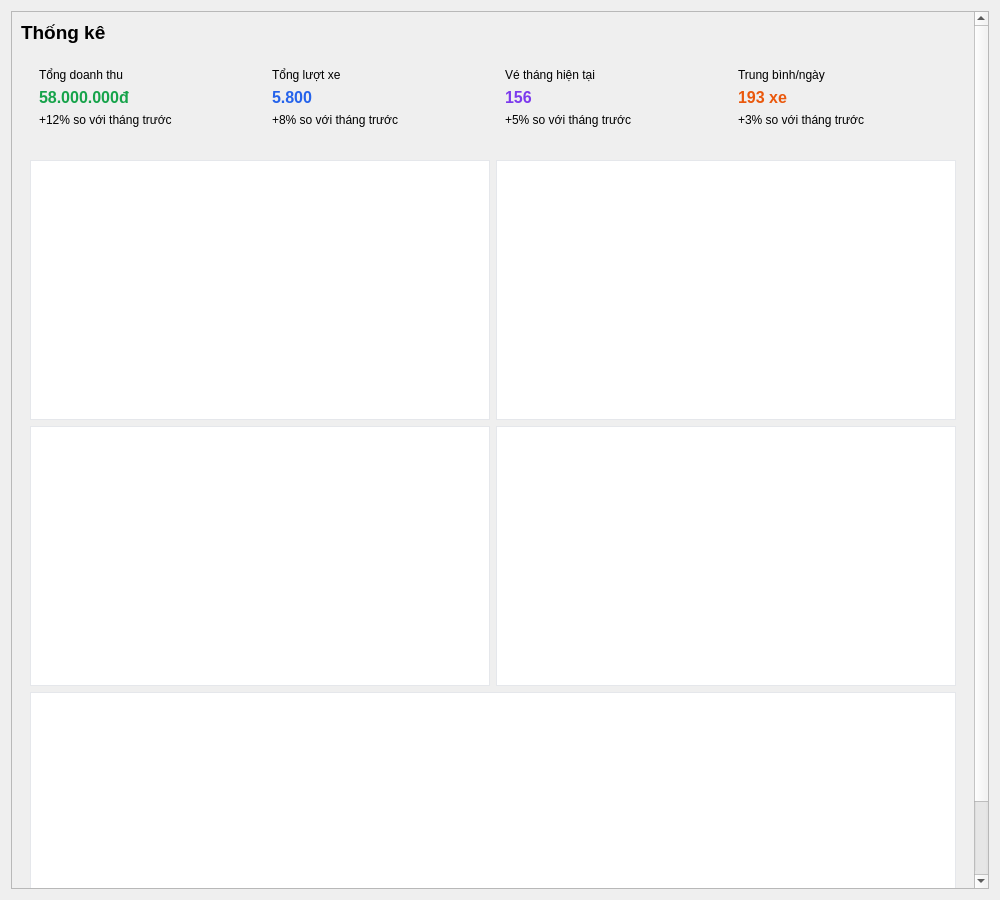
This is 2. App_Desktop/ui/pages/statistics.ui in 2pvq2/Smart_Parking_System as Qt 5 draws it before an edit. The edited form follows.
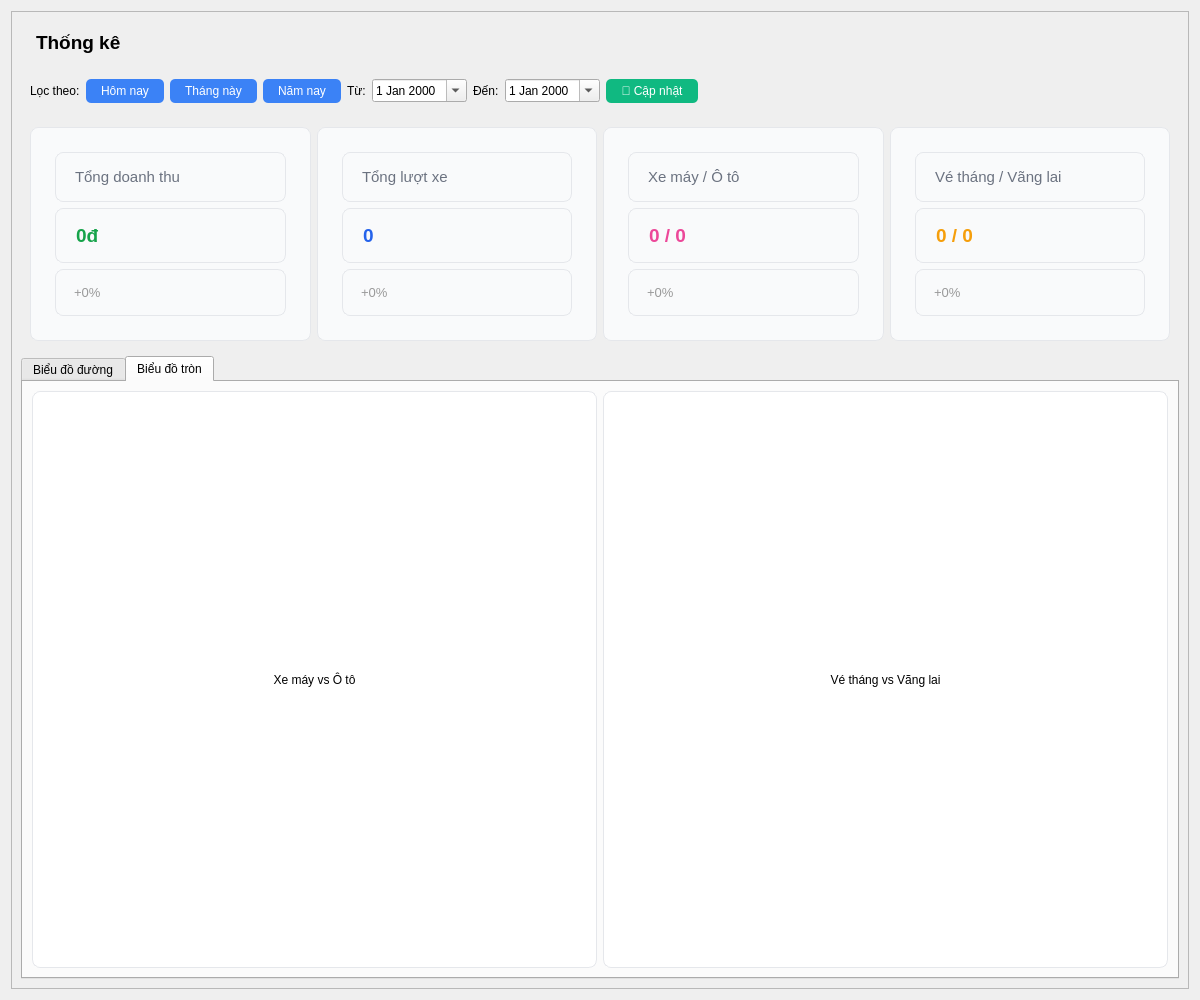
This is the edited form. The open tabs and pages were chosen to show the change.

Patch:
```diff
--- a/2. App_Desktop/ui/pages/statistics.ui
+++ b/2. App_Desktop/ui/pages/statistics.ui
@@ -6,8 +6,8 @@
    <rect>
     <x>0</x>
     <y>0</y>
-    <width>1000</width>
-    <height>900</height>
+    <width>1200</width>
+    <height>1000</height>
    </rect>
   </property>
     <layout class="QVBoxLayout" name="verticalLayout">
@@ -19,77 +19,141 @@
              <rect>
                 <x>0</x>
                 <y>0</y>
-                <width>1000</width>
-                <height>900</height>
+        <width>1200</width>
+        <height>1000</height>
              </rect>
             </property>
             <layout class="QVBoxLayout" name="scrollAreaLayout">
              <item>
                 <widget class="QLabel" name="lblTitle">
                  <property name="text"><string>Thống kê</string></property>
-                 <property name="styleSheet"><string>font-weight:600; font-size:14pt;</string></property>
-                </widget>
-             </item>
+         <property name="styleSheet"><string>font-weight:600; font-size:14pt; padding: 10px;</string></property>
+        </widget>
+       </item>
+
+       <!-- Filter controls -->
+       <item>
+        <widget class="QWidget" name="filterControls">
+         <layout class="QHBoxLayout" name="filterLayout">
+          <item>
+           <widget class="QLabel" name="lblFilterLabel">
+            <property name="text"><string>Lọc theo:</string></property>
+           </widget>
+          </item>
+          <item>
+           <widget class="QPushButton" name="btnFilterToday">
+            <property name="text"><string>Hôm nay</string></property>
+            <property name="styleSheet"><string>padding: 5px 15px; background-color: #3b82f6; color: white; border-radius: 5px;</string></property>
+           </widget>
+          </item>
+          <item>
+           <widget class="QPushButton" name="btnFilterMonth">
+            <property name="text"><string>Tháng này</string></property>
+            <property name="styleSheet"><string>padding: 5px 15px; background-color: #3b82f6; color: white; border-radius: 5px;</string></property>
+           </widget>
+          </item>
+          <item>
+           <widget class="QPushButton" name="btnFilterYear">
+            <property name="text"><string>Năm nay</string></property>
+            <property name="styleSheet"><string>padding: 5px 15px; background-color: #3b82f6; color: white; border-radius: 5px;</string></property>
+           </widget>
+          </item>
+          <item>
+           <widget class="QLabel" name="lblFromDate"><property name="text"><string>Từ:</string></property></widget>
+          </item>
+          <item>
+           <widget class="QDateEdit" name="dateFrom">
+            <property name="calendarPopup"><bool>true</bool></property>
+           </widget>
+          </item>
+          <item>
+           <widget class="QLabel" name="lblToDate"><property name="text"><string>Đến:</string></property></widget>
+          </item>
+          <item>
+           <widget class="QDateEdit" name="dateTo">
+            <property name="calendarPopup"><bool>true</bool></property>
+           </widget>
+          </item>
+          <item>
+           <widget class="QPushButton" name="btnApplyFilter">
+            <property name="text"><string>🔄 Cập nhật</string></property>
+            <property name="styleSheet"><string>padding: 5px 15px; background-color: #10b981; color: white; border-radius: 5px;</string></property>
+           </widget>
+          </item>
+          <item>
+           <spacer name="horizontalSpacer">
+            <property name="orientation"><enum>Qt::Horizontal</enum></property>
+            <property name="sizeHint" stdset="0"><size><width>40</width><height>20</height></size></property>
+           </spacer>
+          </item>
+         </layout>
+        </widget>
+       </item>
+
              <!-- Summary cards -->
              <item>
                 <widget class="QWidget" name="summaryArea">
                  <layout class="QHBoxLayout" name="horizontalSummary">
                     <item>
                      <widget class="QFrame" name="cardRevenue">
+            <property name="styleSheet"><string>QFrame { border: 1px solid #e5e7eb; border-radius: 8px; padding: 15px; background-color: #f9fafb; }</string></property>
                         <layout class="QVBoxLayout" name="vertical_cardRevenue">
                          <item>
-                            <widget class="QLabel" name="lblRevenueTitle"><property name="text"><string>Tổng doanh thu</string></property></widget>
+              <widget class="QLabel" name="lblRevenueTitle"><property name="text"><string>Tổng doanh thu</string></property><property name="styleSheet"><string>color: #6b7280; font-size: 11pt;</string></property></widget>
                          </item>
                          <item>
-                            <widget class="QLabel" name="totalRevenueLabel"><property name="text"><string>58.000.000đ</string></property><property name="styleSheet"><string>color:#16a34a; font-weight:600; font-size:12pt;</string></property></widget>
+              <widget class="QLabel" name="totalRevenueLabel"><property name="text"><string>0đ</string></property><property name="styleSheet"><string>color:#16a34a; font-weight:600; font-size:14pt;</string></property></widget>
                          </item>
                          <item>
-                            <widget class="QLabel" name="lblRevenueDelta"><property name="text"><string>+12% so với tháng trước</string></property></widget>
+              <widget class="QLabel" name="lblRevenueDelta"><property name="text"><string>+0%</string></property><property name="styleSheet"><string>color: #999; font-size: 10pt;</string></property></widget>
                          </item>
                         </layout>
                      </widget>
                     </item>
                     <item>
                      <widget class="QFrame" name="cardVisits">
+            <property name="styleSheet"><string>QFrame { border: 1px solid #e5e7eb; border-radius: 8px; padding: 15px; background-color: #f9fafb; }</string></property>
                         <layout class="QVBoxLayout" name="vertical_cardVisits">
                          <item>
-                            <widget class="QLabel" name="lblVisitsTitle"><property name="text"><string>Tổng lượt xe</string></property></widget>
+              <widget class="QLabel" name="lblVisitsTitle"><property name="text"><string>Tổng lượt xe</string></property><property name="styleSheet"><string>color: #6b7280; font-size: 11pt;</string></property></widget>
                          </item>
                          <item>
-                            <widget class="QLabel" name="totalVisitsLabel"><property name="text"><string>5.800</string></property><property name="styleSheet"><string>color:#2563eb; font-weight:600; font-size:12pt;</string></property></widget>
+              <widget class="QLabel" name="totalVisitsLabel"><property name="text"><string>0</string></property><property name="styleSheet"><string>color:#2563eb; font-weight:600; font-size:14pt;</string></property></widget>
                          </item>
                          <item>
-                            <widget class="QLabel" name="lblVisitsDelta"><property name="text"><string>+8% so với tháng trước</string></property></widget>
+              <widget class="QLabel" name="lblVisitsDelta"><property name="text"><string>+0%</string></property><property name="styleSheet"><string>color: #999; font-size: 10pt;</string></property></widget>
                          </item>
                         </layout>
                      </widget>
                     </item>
                     <item>
-                     <widget class="QFrame" name="cardMonthlyCount">
-                        <layout class="QVBoxLayout" name="vertical_cardMonthly">
+           <widget class="QFrame" name="cardVehicleSplit">
+            <property name="styleSheet"><string>QFrame { border: 1px solid #e5e7eb; border-radius: 8px; padding: 15px; background-color: #f9fafb; }</string></property>
+            <layout class="QVBoxLayout" name="vertical_cardSplit">
                          <item>
-                            <widget class="QLabel" name="lblMonthlyCountTitle"><property name="text"><string>Vé tháng hiện tại</string></property></widget>
+              <widget class="QLabel" name="lblSplitTitle"><property name="text"><string>Xe máy / Ô tô</string></property><property name="styleSheet"><string>color: #6b7280; font-size: 11pt;</string></property></widget>
                          </item>
                          <item>
-                            <widget class="QLabel" name="monthlyCountLabel"><property name="text"><string>156</string></property><property name="styleSheet"><string>color:#7c3aed; font-weight:600; font-size:12pt;</string></property></widget>
+              <widget class="QLabel" name="vehicleSplitLabel"><property name="text"><string>0 / 0</string></property><property name="styleSheet"><string>color:#ec4899; font-weight:600; font-size:14pt;</string></property></widget>
                          </item>
                          <item>
-                            <widget class="QLabel" name="lblMonthlyDelta"><property name="text"><string>+5% so với tháng trước</string></property></widget>
+              <widget class="QLabel" name="lblSplitDelta"><property name="text"><string>+0%</string></property><property name="styleSheet"><string>color: #999; font-size: 10pt;</string></property></widget>
                          </item>
                         </layout>
                      </widget>
                     </item>
                     <item>
-                     <widget class="QFrame" name="cardAvg">
-                        <layout class="QVBoxLayout" name="vertical_cardAvg">
+           <widget class="QFrame" name="cardTickets">
+            <property name="styleSheet"><string>QFrame { border: 1px solid #e5e7eb; border-radius: 8px; padding: 15px; background-color: #f9fafb; }</string></property>
+            <layout class="QVBoxLayout" name="vertical_cardTickets">
                          <item>
-                            <widget class="QLabel" name="lblAvgTitle"><property name="text"><string>Trung bình/ngày</string></property></widget>
+              <widget class="QLabel" name="lblTicketsTitle"><property name="text"><string>Vé tháng / Vãng lai</string></property><property name="styleSheet"><string>color: #6b7280; font-size: 11pt;</string></property></widget>
                          </item>
                          <item>
-                            <widget class="QLabel" name="avgPerDayLabel"><property name="text"><string>193 xe</string></property><property name="styleSheet"><string>color:#ea580c; font-weight:600; font-size:12pt;</string></property></widget>
+              <widget class="QLabel" name="ticketSplitLabel"><property name="text"><string>0 / 0</string></property><property name="styleSheet"><string>color:#f59e0b; font-weight:600; font-size:14pt;</string></property></widget>
                          </item>
                          <item>
-                            <widget class="QLabel" name="lblAvgDelta"><property name="text"><string>+3% so với tháng trước</string></property></widget>
+              <widget class="QLabel" name="lblTicketsDelta"><property name="text"><string>+0%</string></property><property name="styleSheet"><string>color: #999; font-size: 10pt;</string></property></widget>
                          </item>
                         </layout>
                      </widget>
@@ -99,49 +163,49 @@
              </item>
              <!-- Charts area -->
              <item>
-                <widget class="QWidget" name="chartsArea">
-                 <layout class="QGridLayout" name="gridCharts">
+        <widget class="QTabWidget" name="chartTabs">
+         <widget class="QWidget" name="tabLineCharts">
+          <attribute name="title"><string>Biểu đồ đường</string></attribute>
+          <layout class="QGridLayout" name="gridLineCharts">
                     <item row="0" column="0">
                      <widget class="QLabel" name="revenueChart">
-                        <property name="text"><string/></property>
-                        <property name="minimumSize"><size><width>400</width><height>260</height></size></property>
+             <property name="text"><string>Biểu đồ doanh thu</string></property>
+             <property name="minimumSize"><size><width>500</width><height>300</height></size></property>
                         <property name="alignment"><set>Qt::AlignCenter</set></property>
-                        <property name="styleSheet"><string>background:#ffffff; border:1px solid #e5e7eb;</string></property>
+             <property name="styleSheet"><string>background:#ffffff; border:1px solid #e5e7eb; border-radius: 8px;</string></property>
                      </widget>
                     </item>
                     <item row="0" column="1">
                      <widget class="QLabel" name="vehicleCountChart">
-                        <property name="text"><string/></property>
-                        <property name="minimumSize"><size><width>400</width><height>260</height></size></property>
+             <property name="text"><string>Biểu đồ lượt xe</string></property>
+             <property name="minimumSize"><size><width>500</width><height>300</height></size></property>
                         <property name="alignment"><set>Qt::AlignCenter</set></property>
-                        <property name="styleSheet"><string>background:#ffffff; border:1px solid #e5e7eb;</string></property>
-                     </widget>
-                    </item>
-                    <item row="1" column="0">
+             <property name="styleSheet"><string>background:#ffffff; border:1px solid #e5e7eb; border-radius: 8px;</string></property>
+            </widget>
+           </item>
+          </layout>
+         </widget>
+         <widget class="QWidget" name="tabPieCharts">
+          <attribute name="title"><string>Biểu đồ tròn</string></attribute>
+          <layout class="QGridLayout" name="gridPieCharts">
+           <item row="0" column="0">
                      <widget class="QLabel" name="pieVehicleChart">
-                        <property name="text"><string/></property>
-                        <property name="minimumSize"><size><width>400</width><height>260</height></size></property>
+             <property name="text"><string>Xe máy vs Ô tô</string></property>
+             <property name="minimumSize"><size><width>450</width><height>300</height></size></property>
                         <property name="alignment"><set>Qt::AlignCenter</set></property>
-                        <property name="styleSheet"><string>background:#ffffff; border:1px solid #e5e7eb;</string></property>
-                     </widget>
-                    </item>
-                    <item row="1" column="1">
+             <property name="styleSheet"><string>background:#ffffff; border:1px solid #e5e7eb; border-radius: 8px;</string></property>
+            </widget>
+           </item>
+           <item row="0" column="1">
                      <widget class="QLabel" name="pieTicketChart">
-                        <property name="text"><string/></property>
-                        <property name="minimumSize"><size><width>400</width><height>260</height></size></property>
+             <property name="text"><string>Vé tháng vs Vãng lai</string></property>
+             <property name="minimumSize"><size><width>450</width><height>300</height></size></property>
                         <property name="alignment"><set>Qt::AlignCenter</set></property>
-                        <property name="styleSheet"><string>background:#ffffff; border:1px solid #e5e7eb;</string></property>
-                     </widget>
-                    </item>
-                    <item row="2" column="0" colspan="2">
-                     <widget class="QLabel" name="hourlyChart">
-                        <property name="text"><string/></property>
-                        <property name="minimumSize"><size><width>820</width><height>260</height></size></property>
-                        <property name="alignment"><set>Qt::AlignCenter</set></property>
-                        <property name="styleSheet"><string>background:#ffffff; border:1px solid #e5e7eb;</string></property>
+             <property name="styleSheet"><string>background:#ffffff; border:1px solid #e5e7eb; border-radius: 8px;</string></property>
                      </widget>
                     </item>
                  </layout>
+         </widget>
                 </widget>
              </item>
             </layout>
```
Left out of the diff: 2 changed lines with no effect on the pictures. Lines whose indentation alone changed are shown as unchanged.
